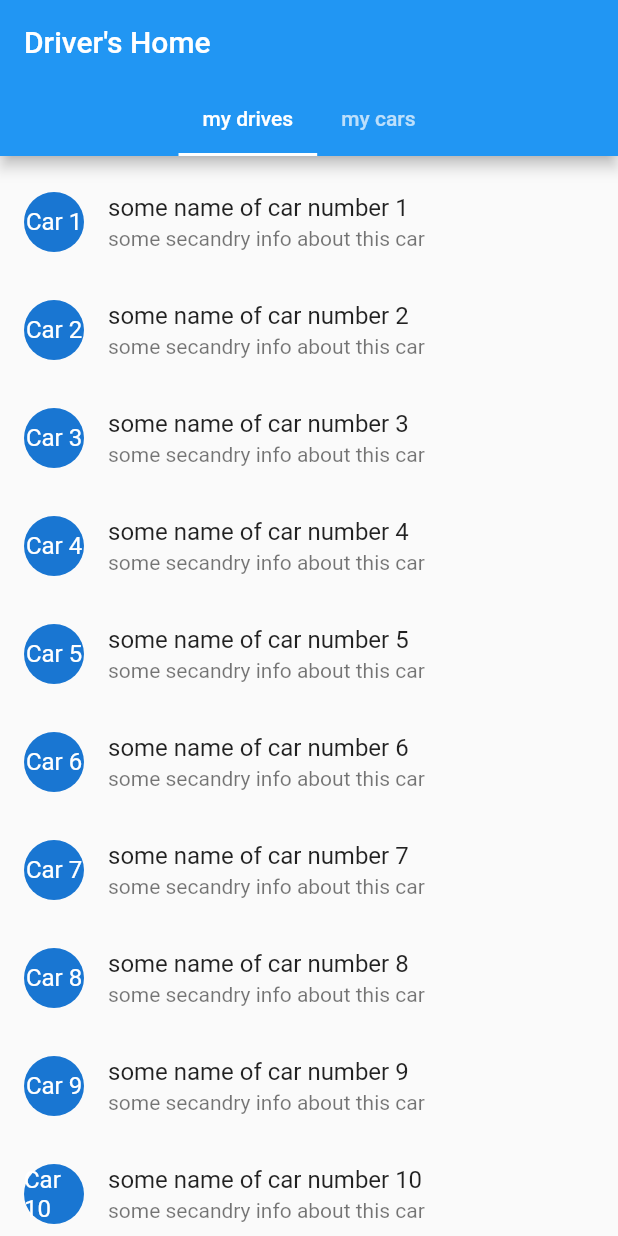
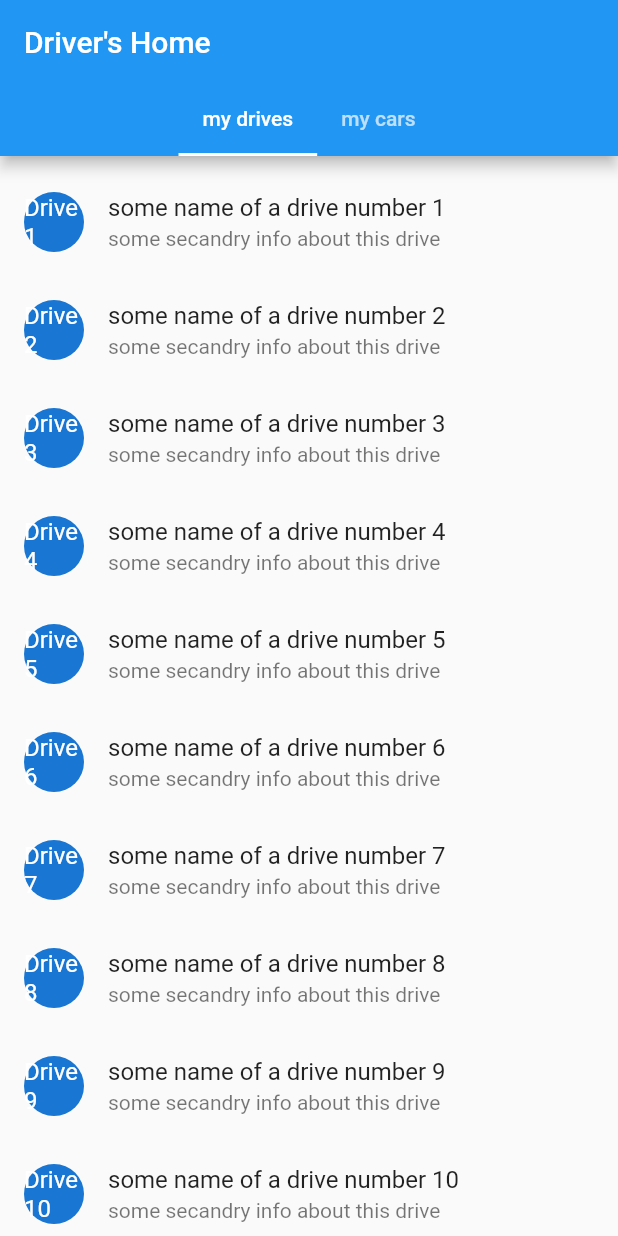
Before and after one commit to Salih69R/drives_scheduler, a Flutter app: the screen it shows after launch, on a phone screen of 412 x 824 dp. Run offline on Flutter 3.47's test engine with Material 2 defaults, Android fonts, the light colour scheme and no system bars; our stand-ins replace dio; missing offline and left inert: json_serializable; network calls fail.

Commit message:
now has list of (all) cars read get HTTP request and shown

```diff
--- a/lib/DATA/Model/car.dart
+++ b/lib/DATA/Model/car.dart
@@ -1,5 +1,4 @@
 import 'package:json_annotation/json_annotation.dart';
-import 'package:json_serializable/builder.dart';
 
 part 'car.g.dart';
 
@@ -33,8 +32,6 @@ class Car {
   String VInsuDate;
   @JsonKey(name: 'VStatus')
   String VStatus;
-  @JsonKey(name: 'Deleted')
-  String Deleted;
   @JsonKey(name: 'DrvCode')
   String DrvCode;
   @JsonKey(name: 'WinterDate')
@@ -44,7 +41,6 @@ class Car {
       {required this.ActivatDate,
       required this.AdminDate,
       required this.BrakesDate,
-      required this.Deleted,
       required this.DrvCode,
       required this.Id,
       required this.KilmtrTimng,
--- a/lib/DATA/Model/car_records.dart
+++ b/lib/DATA/Model/car_records.dart
@@ -1,5 +1,4 @@
 import 'package:json_annotation/json_annotation.dart';
-import 'package:json_serializable/builder.dart';
 import 'car.dart';
 import 'car_doc.dart';
 
--- a/lib/UI/driver_home.dart
+++ b/lib/UI/driver_home.dart
@@ -1,7 +1,9 @@
-import 'package:flutter/material.dart';
 import 'package:dio/dio.dart';
 import 'package:drives_scheduler/DATA/Model/car.dart';
 import 'package:drives_scheduler/DATA/http_service.dart';
+import 'package:drives_scheduler/UI/compact_car.dart';
+import 'package:flutter/gestures.dart';
+import 'package:flutter/material.dart';
 
 class DriverHome extends StatefulWidget {
   DriverHome({Key? key}) : super(key: key);
@@ -14,9 +16,6 @@ class DriverHome extends StatefulWidget {
 
 class _DriverHomeState extends State<DriverHome>
     with SingleTickerProviderStateMixin, RestorationMixin {
-  late List<String> drives; // by id?
-  late List<int> cars; //by id?
-
   final RestorableInt tabIndex = RestorableInt(0);
   late TabController _tabController;
 
@@ -27,6 +26,7 @@ class _DriverHomeState extends State<DriverHome>
     // String data = res.toString();
     // print(data);
 
+    _getcars();
     _tabController = TabController(
       initialIndex: 0,
       length: 2,
@@ -57,8 +57,39 @@ class _DriverHomeState extends State<DriverHome>
     super.dispose();
   }
 
+  HttpService _http = HttpService();
+  var _cars = [];
+
+  Future _getcars() async {
+    Response response;
+    try {
+      response = await _http.getAllCars();
+      if (response.statusCode == 200) {
+        print('\n\n');
+
+        print('succeful get response : ${response}\n');
+        print('response.data : ${response.data}\n');
+        print('response.data[0] : ${response.data[0]}\n');
+        print('\n\n');
+        setState(() {
+          print('we have ${response.data.length} cars:\n');
+          for (int i = 0; i < response.data.length; ++i) {
+            print('response.data[$i] = ${response.data[i]}');
+            _cars.add(Car.fromJson(response.data[i]));
+          }
+        });
+      } else {
+        print(
+            'something went wrong with the response(statusCode not 200): $response\n');
+      }
+    } on Exception catch (e) {
+      print('http get cars error: $e');
+    }
+  }
+
   @override
   Widget build(BuildContext context) {
+    print('in driver_home State, _cars.length = ${_cars.length}\n');
     return Scaffold(
         appBar: AppBar(
           title: Text('Driver\'s Home'),
@@ -72,41 +103,39 @@ class _DriverHomeState extends State<DriverHome>
             ],
           ),
         ),
-      body: TabBarView(
+        body: Center(
+          child: TabBarView(
             controller: _tabController,
             children: [
+              Scrollbar(
+                  child: Center(
+                child: ListView(
+                  restorationId: 'drives_list_view',
+                  padding: const EdgeInsets.symmetric(vertical: 8),
+                  children: [
+                    for (int index = 1; index < 21; index++)
+                      ListTile(
+                          leading: ExcludeSemantics(
+                            child: CircleAvatar(child: Text('Drive $index')),
+                          ),
+                          title: Text('some name of a drive number $index'),
+                          subtitle:
+                              Text('some secandry info about this drive')),
+                  ],
+                ),
+              )),
               Scrollbar(
                 child: ListView(
                   restorationId: 'cars_list_view',
                   padding: const EdgeInsets.symmetric(vertical: 8),
                   children: [
-                for (int index = 1; index < 21; index++)
-                  ListTile(
-                      leading: ExcludeSemantics(
-                        child: CircleAvatar(child: Text('Car $index')),
-                      ),
-                      title: Text('some name of car number $index'),
-                      subtitle: Text('some secandry info about this car')),
-              ],
-            ),
-          ),
-          Scrollbar(
-            child: ListView(
-              restorationId: 'cars_list_view',
-              padding: const EdgeInsets.symmetric(vertical: 8),
-              children: [
-                for (int index = 1; index < 21; index++)
-                  ListTile(
-                      leading: ExcludeSemantics(
-                        child: CircleAvatar(child: Text('Car $index')),
-                      ),
-                      title: Text('some name of car number $index'),
-                      subtitle: Text('some secandry info about this car')),
+                    for (int i = 0; i < _cars.length; ++i)
+                      CompactCar(car: _cars[i]),
                   ],
                 ),
               ),
             ],
           ),
-    );
+        ));
   }
 }
--- a/pubspec.yaml
+++ b/pubspec.yaml
@@ -32,7 +32,9 @@ dependencies:
   json_serializable: ^4.1.4
 
 dev_dependencies:
-  build_runner: ^2.1.2
+  # this was used to make auto json serializer
+  # build_runner: ^2.1.2
+
   flutter_test:
     sdk: flutter
 
```
Also changed, not shown: lib/UI/compact_car.dart (+24 -27 lines), lib/DATA/Model/car.g.dart, pubspec.lock. Lines whose indentation alone changed are shown as unchanged.
